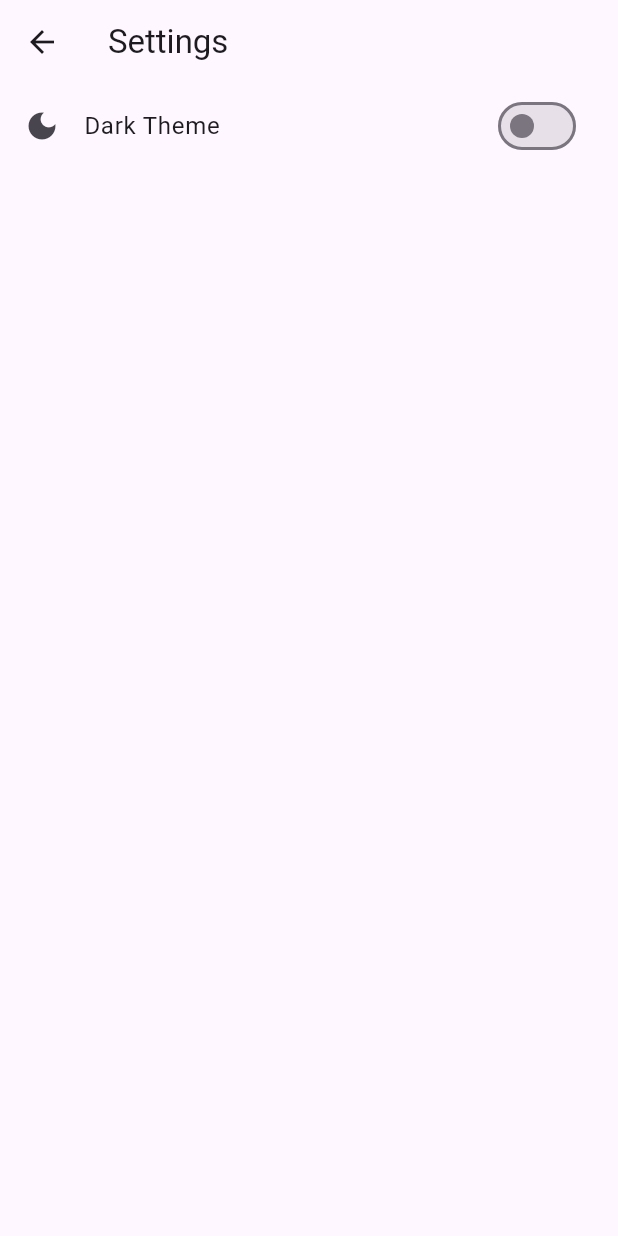
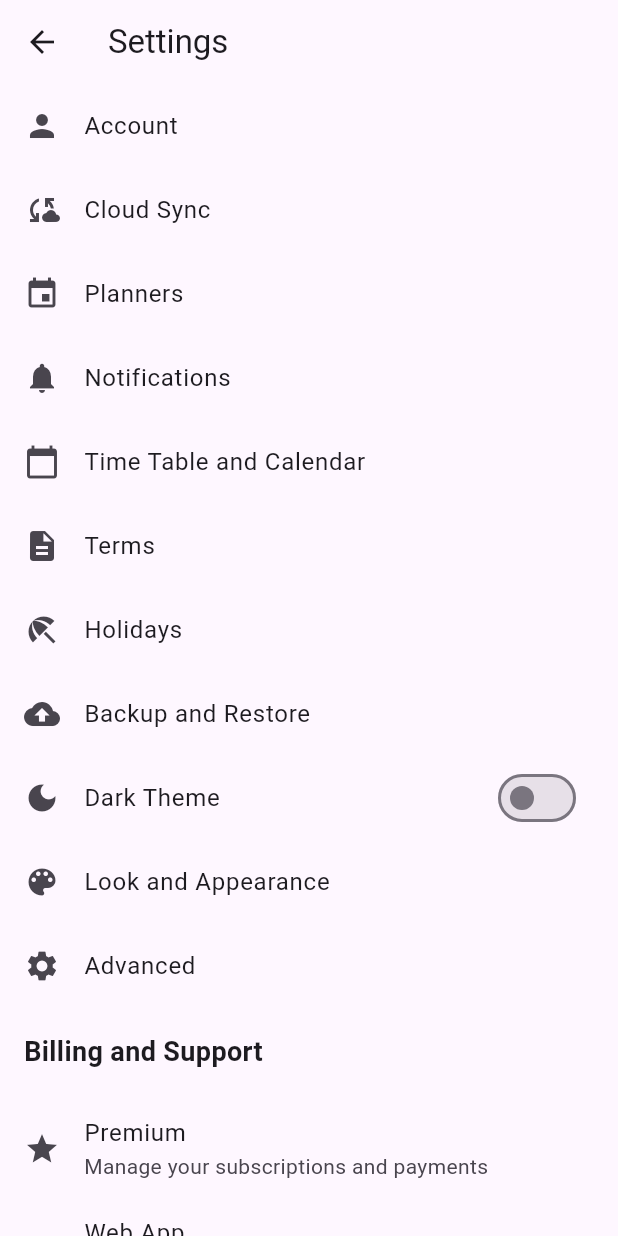
Before and after one commit to MANIMARAN-MSC/flutter_reminder, a Flutter app: the SettingScreen screen opened directly, on a phone screen of 412 x 824 dp. Run offline on Flutter 3.47's test engine with Material 3 defaults, Android fonts, the phone set to English and light mode, and no system bars; our stand-ins replace shared_preferences, sqflite, table_calendar; accounts and stored records are empty.

Commit message:
Update SettingScreen.dart

```diff
--- a/lib/screens/SettingScreen.dart
+++ b/lib/screens/SettingScreen.dart
@@ -3,7 +3,6 @@ import 'package:flutter_reminder/services/UiProvider.dart';
 import 'package:provider/provider.dart';
 
 class SettingScreen extends StatefulWidget {
-
   final String title;
 
   const SettingScreen({super.key, required this.title});
@@ -13,7 +12,6 @@ class SettingScreen extends StatefulWidget {
 }
 
 class _SettingScreenState extends State<SettingScreen> {
-
   @override
   Widget build(BuildContext context) {
     return Scaffold(
@@ -22,8 +20,41 @@ class _SettingScreenState extends State<SettingScreen> {
       ),
       body: Consumer<UiProvider>(
         builder: (context, UiProvider notifier, child) {
-          return Column(
+          return ListView(
             children: [
+              // _buildHeader("Settings"),
+              ListTile(
+                leading: Icon(Icons.person),
+                title: Text("Account"),
+              ),
+              ListTile(
+                leading: Icon(Icons.cloud_sync),
+                title: Text("Cloud Sync"),
+              ),
+              ListTile(
+                leading: Icon(Icons.event),
+                title: Text("Planners"),
+              ),
+              ListTile(
+                leading: Icon(Icons.notifications),
+                title: Text("Notifications"),
+              ),
+              ListTile(
+                leading: Icon(Icons.calendar_today),
+                title: Text("Time Table and Calendar"),
+              ),
+              ListTile(
+                leading: Icon(Icons.description),
+                title: Text("Terms"),
+              ),
+              ListTile(
+                leading: Icon(Icons.beach_access),
+                title: Text("Holidays"),
+              ),
+              ListTile(
+                leading: Icon(Icons.backup),
+                title: Text("Backup and Restore"),
+              ),
               ListTile(
                 leading: Icon(Icons.dark_mode),
                 title: Text("Dark Theme"),
@@ -31,11 +62,62 @@ class _SettingScreenState extends State<SettingScreen> {
                   onChanged: (value) { notifier.changeTheme(); },
                   value: notifier.isDark,
                 ),
-              )
+              ),
+              ListTile(
+                leading: Icon(Icons.color_lens),
+                title: Text("Look and Appearance"),
+              ),
+              ListTile(
+                leading: Icon(Icons.settings),
+                title: Text("Advanced"),
+              ),
+              _buildHeader("Billing and Support"),
+              ListTile(
+                leading: Icon(Icons.star),
+                title: Text("Premium"),
+                subtitle: Text("Manage your subscriptions and payments"),
+              ),
+              ListTile(
+                leading: Icon(Icons.web),
+                title: Text("Web App"),
+                subtitle: Text("Access your Cloud Sync data from your Mac, PC, and iOS Device"),
+              ),
+              ListTile(
+                leading: Icon(Icons.rate_review),
+                title: Text("Write a Review"),
+                subtitle: Text("If you are enjoying School Planner, please leave a review on the Play Store"),
+              ),
+              ListTile(
+                leading: Icon(Icons.contact_mail),
+                title: Text("Contact Us"),
+                subtitle: Text("If you need help or have some advice"),
+              ),
+              ListTile(
+                leading: Icon(Icons.science),
+                title: Text("Become a Tester"),
+                subtitle: Text("Access to early builds to get new features faster"),
+              ),
+              ListTile(
+                leading: Icon(Icons.info),
+                title: Text("About"),
+              ),
             ],
           );
         },
       ),
     );
   }
+
+  Widget _buildHeader(String title) {
+    return Padding(
+      padding: const EdgeInsets.all(16.0),
+      child: Text(
+        title,
+        style: TextStyle(
+          fontSize: 18,
+          fontWeight: FontWeight.bold,
+        ),
+      ),
+    );
+  }
 }
```
